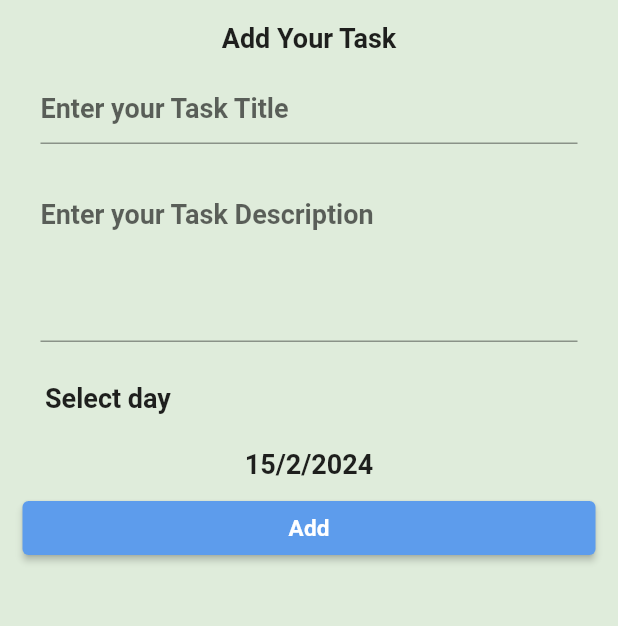
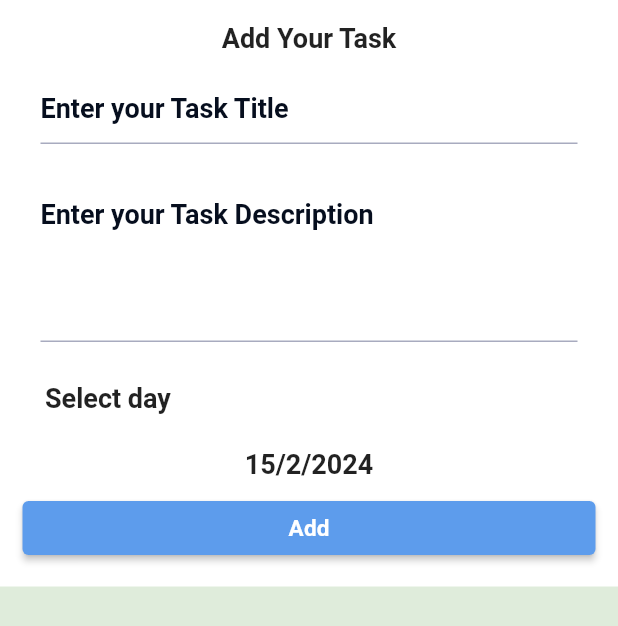
Before and after one commit to ayoussef22/todo_app, a Flutter app: the AddTaskBottomSheet widget shown alone on an empty page, opened directly, on a phone screen of 412 x 824 dp. Shown: the top 626 px of the screen. Run offline on Flutter 3.47's test engine with Material 3 defaults, Android fonts, the phone set to English and light mode, and no system bars; our stand-ins replace calendar_timeline, cloud_firestore, firebase_auth, firebase_core, flutter_slidable; accounts and stored records are empty; network calls fail.

```diff
--- a/lib/Authentication/Register/RegisterScreen.dart
+++ b/lib/Authentication/Register/RegisterScreen.dart
@@ -32,7 +32,7 @@ class _RegisterScreenState extends State<RegisterScreen> {
     var size=MediaQuery.of(context).size;
     return SafeArea(
       child: Scaffold(
-        backgroundColor: Colors.white,
+
         body: Stack(
           children: [
             Image.asset('assets/images/sign_in_bg.png',
--- a/lib/Home/ToDoList/AddTaskBottomSheet.dart
+++ b/lib/Home/ToDoList/AddTaskBottomSheet.dart
@@ -1,5 +1,7 @@
 import 'package:flutter/material.dart';
 import 'package:provider/provider.dart';
+import 'package:todo_app/Home/ToDoList/TaskTextFeildComponents/BottomSheetTextFeild.dart';
+import 'package:todo_app/Theming/MyTheme.dart';
 import 'package:todo_app/Utils/DialogUtils.dart';
 import 'package:todo_app/Utils/FirebaseUtils.dart';
 import 'package:todo_app/Models/Task.dart';
@@ -26,6 +28,9 @@ class _AddTaskBottomSheetState extends State<AddTaskBottomSheet> {
     return SingleChildScrollView(
       child: Container(
         padding: const EdgeInsets.all(15),
+        color:
+        Colors.white
+       ,
         child: Column(
           children: [
             Text('Add Your Task',
@@ -37,39 +42,38 @@ class _AddTaskBottomSheetState extends State<AddTaskBottomSheet> {
               children: [
                 Padding(
                   padding: const EdgeInsets.all(12),
-                  child: TextFormField(
-                    onChanged: (text){
+                  child:BottomSheetTextField(
+                    onChanged:(text){
                       title=text;
-                    },
-
-                    validator: (text){
+                    } ,
+                    validation:(text){
                       if(text==null || text.isEmpty){
                         return 'Please Enter Your Task Title';
                       }
                       return null;
-                    },
-                    decoration: const InputDecoration(
-                      hintText: 'Enter your Task Title'
-                    ),
-                  ),
+                    } ,
+                    hintText:'Enter your Task Title' ,
+                    maxLines: 1,
+
+                  ) ,
                 ),
                 Padding(
                   padding: const EdgeInsets.all(12),
-                  child: TextFormField(
-                    onChanged: (text){
+                  child: BottomSheetTextField(
+                    onChanged:(text){
                       description=text;
-                    },
-                    validator: (text){
-                      if (text==null || text.isEmpty){
+                    } ,
+                    validation:(text){
+                      if(text==null || text.isEmpty){
                         return 'Please Enter Your Task Description';
                       }
                       return null;
-                    },
-                    decoration: const InputDecoration(
-                      hintText: 'Enter your Task Description'
-                    ),
+                    } ,
+                   hintText:'Enter your Task Description' ,
                     maxLines: 4,
-                  ),
+
+
+                  )
                 ),
                 Padding(
                   padding: const EdgeInsets.all(15),
--- /dev/null
+++ b/lib/Home/ToDoList/TaskTextFeildComponents/BottomSheetTextFeild.dart
@@ -0,0 +1,38 @@
+import 'package:flutter/material.dart';
+import 'package:todo_app/Theming/MyTheme.dart';
+
+class BottomSheetTextField extends StatelessWidget {
+  void Function(String)? onChanged;
+  String? Function(String?)? validation;
+  String? hintText;
+  int? maxLines;
+  BottomSheetTextField({required this.onChanged,required this.validation,this.hintText,this.maxLines});
+  @override
+  Widget build(BuildContext context) {
+    return TextFormField(
+      style: TextStyle(
+        color:
+        MyTheme.darkPrimaryColor
+       ,
+      ),
+      onChanged:onChanged ,
+
+      validator:validation ,
+      decoration:  InputDecoration(
+          enabledBorder: UnderlineInputBorder(
+              borderSide: BorderSide(
+                  color:
+                  MyTheme.greyColor
+
+              )
+          ),
+          hintText: hintText,
+          hintStyle: TextStyle(color:
+
+          MyTheme.darkPrimaryColor
+          )
+      ),
+      maxLines: maxLines,
+    );
+  }
+}
--- a/lib/Home/ToDoList/ToDoListTab.dart
+++ b/lib/Home/ToDoList/ToDoListTab.dart
@@ -17,8 +17,9 @@ class _ToDoListTabState extends State<ToDoListTab> {
   Widget build(BuildContext context) {
     var listProvider=Provider.of<ListProvider>(context);
     var authProvider=Provider.of<userAuthProvider>(context);
+    if(listProvider.tasksList.isEmpty) {
       listProvider.refreshTasks(authProvider.currentUser!.id!);
-
+    }
     return Column(
       children: [
         CalendarTimeline(
@@ -26,7 +27,7 @@ class _ToDoListTabState extends State<ToDoListTab> {
           firstDate: DateTime.now().subtract(const Duration(days: 90)),
           lastDate: DateTime.now().add(const Duration(days: 365)),
           onDateSelected: (date) {
-            listProvider.changeDate(date);
+            listProvider.changeDate(date,authProvider.currentUser!.id!);
           },
           leftMargin: 10,
           monthColor: Colors.black,
--- a/lib/Main/main.dart
+++ b/lib/Main/main.dart
@@ -1,4 +1,3 @@
-
 import 'package:flutter/material.dart';
 import 'package:provider/provider.dart';
 import 'package:todo_app/Authentication/Login/LoginScreen.dart';
@@ -32,10 +31,11 @@ class MyApp extends StatelessWidget{
         HomeScreen.routeName:(context)=>HomeScreen(),
         LoginScreen.routeName:(context)=>LoginScreen(),
         RegisterScreen.routeName:(context)=>RegisterScreen(),
-        TaskEditScreen.routeName:(context)=>TaskEditScreen(),
+        TaskEditScreen.routeName:(context)=>const TaskEditScreen(),
       },
-      initialRoute:LoginScreen.routeName ,
+      initialRoute:RegisterScreen.routeName ,
       theme: MyTheme.lightTheme,
+      darkTheme: MyTheme.DarkTheme,
     );
   }
 }
--- a/lib/Providers/ListProvider.dart
+++ b/lib/Providers/ListProvider.dart
@@ -31,9 +31,9 @@ class ListProvider extends ChangeNotifier{
     notifyListeners();
   }
 
-  void changeDate(DateTime newDate){
+  void changeDate(DateTime newDate,String uId){
     selectDay=newDate;
-    notifyListeners();
+    refreshTasks(uId);
   }
 
 }
--- a/lib/Theming/MyTheme.dart
+++ b/lib/Theming/MyTheme.dart
@@ -6,6 +6,7 @@ class MyTheme{
   static Color greenColor= Color(0xff61E757);
   static Color redColor= Color(0xffEC4B4B);
   static Color greyColor= Color(0xffa8abbf);
+  static Color darkPrimaryColor=Color(0xff060E1E);
 
  static ThemeData lightTheme=ThemeData(
    useMaterial3: false,
@@ -42,4 +43,39 @@ class MyTheme{
 
 
   );
+ static ThemeData DarkTheme=ThemeData(
+   useMaterial3: false,
+   primaryColor: primaryColor,
+   appBarTheme: AppBarTheme(
+     backgroundColor: primaryColor,
+     elevation: 0,
+     titleTextStyle: const TextStyle(
+       fontSize: 22, fontWeight: FontWeight.bold,color: Colors.white
+     )
+   ),
+   scaffoldBackgroundColor: darkPrimaryColor,
+   bottomNavigationBarTheme: BottomNavigationBarThemeData(
+     selectedItemColor: primaryColor,
+     unselectedItemColor: Colors.white,
+     backgroundColor: Colors.transparent,
+     elevation: 0,
+   ),
+   floatingActionButtonTheme: FloatingActionButtonThemeData(
+     backgroundColor: primaryColor,
+     foregroundColor: Colors.white,
+   ),
+   textTheme:  TextTheme(
+     titleLarge: TextStyle(
+         fontWeight: FontWeight.bold,fontSize: 22,color: Colors.white
+     ),
+     titleMedium:TextStyle(
+       fontWeight: FontWeight.bold,fontSize: 18,color: Colors.white
+     ),
+     titleSmall: TextStyle(
+         fontWeight: FontWeight.bold,fontSize: 15,color: Colors.white
+     ),
+   )
+
+
+  );
 }
--- a/pubspec.yaml
+++ b/pubspec.yaml
@@ -42,6 +42,7 @@ dependencies:
   cloud_firestore: ^4.14.0
   provider: ^6.1.1
   firebase_auth: ^4.17.3
+  shared_preferences: ^2.2.2
 
 dev_dependencies:
   flutter_test:
```
Also changed, not shown: lib/Authentication/Login/LoginScreen.dart (+11 -4 lines), lib/Authentication/components/CustomTextFormField.dart (+17 -3 lines), lib/Home/HomeScreen.dart (+7 -1 lines), lib/Home/Settings/SettingsTab.dart (+60 -2 lines), lib/Home/Settings/ThemeBottomSheet.dart (added, +66 -0 lines), lib/Home/ToDoList/TaskDetailsWidget.dart (+21 -12 lines), lib/Home/ToDoList/TaskEditScreen.dart (+7 -4 lines), lib/Home/ToDoList/TaskTextFeildComponents/EditTextFormField.dart (renamed from lib/Authentication/components/EditTextFormField.dart, +7 -1 lines), lib/Utils/DialogUtils.dart (+4 -4 lines), lib/Utils/FirebaseUtils.dart (+8 -5 lines), pubspec.lock.
